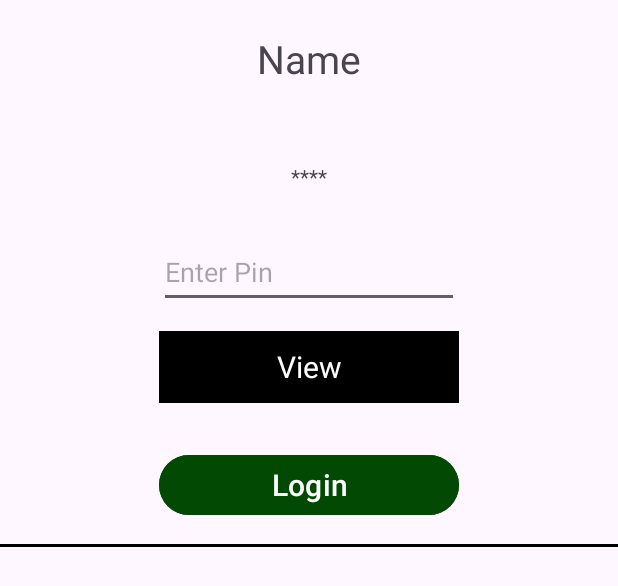
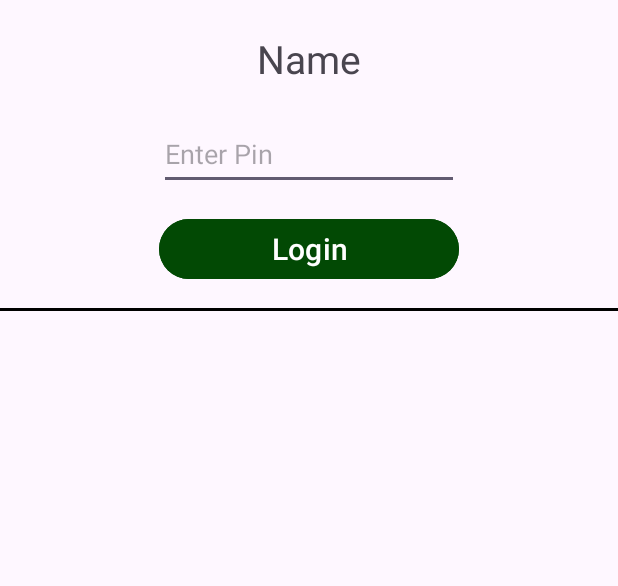
Before and after one commit to Mizu000/MoneySimulation, an Android app: the layout player_layout.xml on its own in the app's theme, with its tools: preview values and no code run, on a phone screen of 412 x 824 dp. Shown: the top 586 px of the screen. Run offline under Robolectric (Android 15) with nearby library versions, the phone set to English and light mode, and no system bars.

```diff
--- a/app/src/main/java/com/practice/moneysimuation/companionobject/IntentVariable.kt
+++ b/app/src/main/java/com/practice/moneysimuation/companionobject/IntentVariable.kt
@@ -5,5 +5,6 @@ object IntentVariable {
     var playerIntent = "playerIntent"
     var playerListIntent = "playerListIntent"
     var transactionListIntent = "transactionListIntent"
+    var continueMS = "continueMS"
 
 }
--- a/app/src/main/res/layout/player_layout.xml
+++ b/app/src/main/res/layout/player_layout.xml
@@ -15,14 +15,14 @@
         android:layout_margin="15dp"
         />
 
-    <TextView
-        android:id="@+id/tvPlayerBalance"
-        android:layout_width="match_parent"
-        android:layout_height="48dp"
-        android:text="****"
-        android:gravity="center"
-        android:layout_margin="15dp"
-        />
+<!--    <TextView-->
+<!--        android:id="@+id/tvPlayerBalance"-->
+<!--        android:layout_width="match_parent"-->
+<!--        android:layout_height="48dp"-->
+<!--        android:text="****"-->
+<!--        android:gravity="center"-->
+<!--        android:layout_margin="15dp"-->
+<!--        />-->
 
     <EditText
         android:layout_width="200dp"
@@ -34,18 +34,18 @@
         android:layout_marginEnd="30dp"
         />
 
-    <TextView
-        android:id="@+id/tvViewBalance"
-        android:layout_width="200dp"
-        android:layout_height="48dp"
-        android:background="@color/black"
-        android:layout_gravity="center"
-        android:text="View"
-        android:textSize="20sp"
-        android:textColor="@color/white"
-        android:gravity="center"
-        android:layout_margin="15dp"
-        />
+<!--    <TextView-->
+<!--        android:id="@+id/tvViewBalance"-->
+<!--        android:layout_width="200dp"-->
+<!--        android:layout_height="48dp"-->
+<!--        android:background="@color/black"-->
+<!--        android:layout_gravity="center"-->
+<!--        android:text="View"-->
+<!--        android:textSize="20sp"-->
+<!--        android:textColor="@color/white"-->
+<!--        android:gravity="center"-->
+<!--        android:layout_margin="15dp"-->
+<!--        />-->
 
     <Button
         android:id="@+id/btnLogin"
```
Also changed, not shown: app/src/main/java/com/practice/moneysimuation/activity/MSBoard.kt (+56 -8 lines), app/src/main/java/com/practice/moneysimuation/activity/SimpleMoneySimulation.kt (+14 -6 lines), app/src/main/java/com/practice/moneysimuation/activity/SingleDeviceMS.kt (+19 -10 lines), app/src/main/java/com/practice/moneysimuation/adapter/PlayersAdapter.kt (+36 -38 lines).
